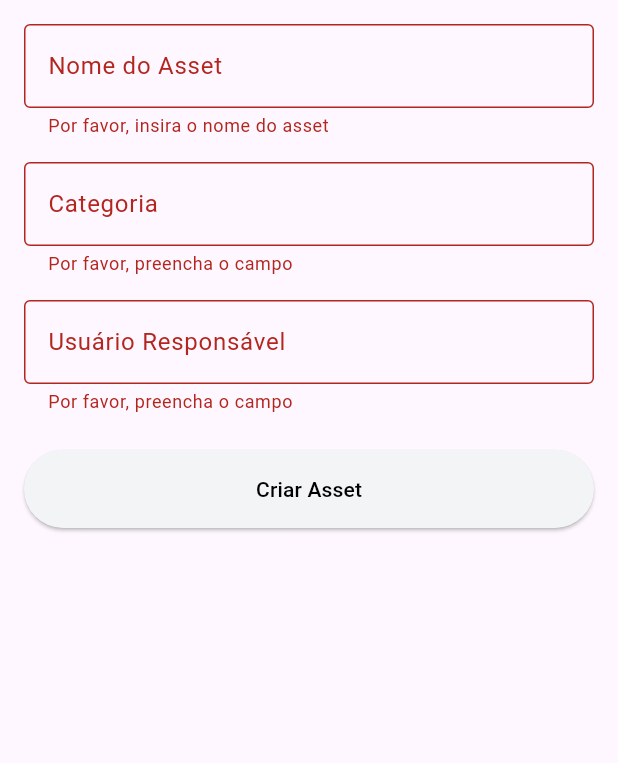
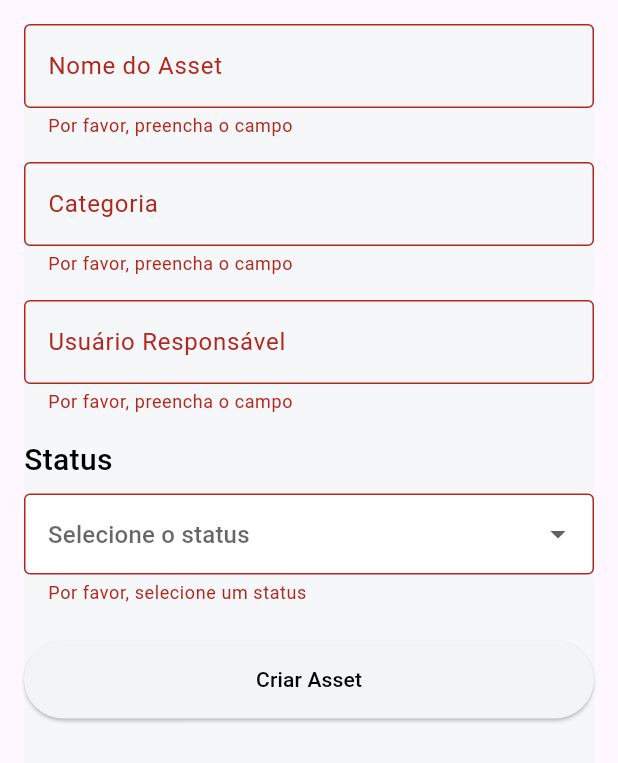
Before and after one commit to mathe-u/asset-management-system-app, a Flutter app: the CreateAssetScreen widget shown alone on an empty page, opened directly, after a tap on "Criar Asset", on a phone screen of 412 x 824 dp. Shown: the top 763 px of the screen. Run offline on Flutter 3.47's test engine with Material 3 defaults, Android fonts, the phone set to English and light mode, and no system bars; our stand-ins replace google_fonts, pdf, printing, shared_preferences; missing offline and left inert: mobile_scanner; accounts and stored records are empty.

Commit message:
add first dropdown label styled for create asset screen

```diff
--- a/lib/screens/create_asset_screen.dart
+++ b/lib/screens/create_asset_screen.dart
@@ -15,6 +15,15 @@ class _CreateAssetState extends State<CreateAssetScreen> {
   final _categoryController = TextEditingController();
   final _userController = TextEditingController();
   bool _isLoading = false;
+
+  String? _selectedStatus = null;
+
+  final List<String> _statusChoices = [
+    'Disponivel',
+    'Em Uso',
+    'Manutenção',
+    'Quebrado',
+  ];
 
   void _createAsset() async {
     if (!_formKey.currentState!.validate()) return;
@@ -48,12 +57,23 @@ class _CreateAssetState extends State<CreateAssetScreen> {
   }
 
   @override
+  void dispose() {
+    _nameController.dispose();
+    _categoryController.dispose();
+    _userController.dispose();
+    super.dispose();
+  }
+
+  @override
   Widget build(BuildContext context) {
     return Padding(
       padding: const EdgeInsets.all(16),
+      child: Container(
+        color: const Color(0xfff5f7f8),
         child: Form(
           key: _formKey,
           child: Column(
+            crossAxisAlignment: CrossAxisAlignment.start,
             children: [
               TextFormField(
                 controller: _nameController,
@@ -63,7 +83,7 @@ class _CreateAssetState extends State<CreateAssetScreen> {
                 ),
                 validator: (value) {
                   if (value == null || value.trim().isEmpty) {
-                  return 'Por favor, insira o nome do asset';
+                    return 'Por favor, preencha o campo';
                   }
                   return null;
                 },
@@ -96,6 +116,64 @@ class _CreateAssetState extends State<CreateAssetScreen> {
                   return null;
                 },
               ),
+
+              const SizedBox(height: 16),
+              const Text(
+                'Status',
+                style: TextStyle(
+                  fontSize: 20,
+                  color: Colors.black,
+                  fontWeight: FontWeight.w500,
+                ),
+                textAlign: TextAlign.left,
+              ),
+
+              const SizedBox(height: 8),
+              DropdownButtonFormField<String>(
+                // initialValue: '_selectedStatus',
+                decoration: InputDecoration(
+                  hintText: 'Selecione o status',
+                  hintStyle: const TextStyle(color: Colors.black),
+                  filled: true,
+                  fillColor: Colors.white,
+                  border: OutlineInputBorder(),
+                  contentPadding: EdgeInsets.symmetric(
+                    horizontal: 12,
+                    vertical: 15,
+                  ),
+                  enabledBorder: OutlineInputBorder(
+                    borderRadius: BorderRadius.circular(8),
+                    borderSide: BorderSide(color: Color(0xFFdbdfe6), width: 1),
+                  ),
+                  focusedBorder: OutlineInputBorder(
+                    borderRadius: BorderRadius.circular(8),
+                    borderSide: BorderSide(
+                      color: Color(0xFFdbdfe6),
+                      width: 1.5,
+                    ),
+                  ),
+                ),
+
+                items: _statusChoices.map((status) {
+                  return DropdownMenuItem(value: status, child: Text(status));
+                }).toList(),
+
+                onChanged: _isLoading
+                    ? null
+                    : (value) {
+                        setState(() {
+                          _selectedStatus = value;
+                        });
+                      },
+
+                validator: (value) {
+                  if (value == null) {
+                    return 'Por favor, selecione um status';
+                  }
+                  return null;
+                },
+              ),
+
               const SizedBox(height: 24),
               SizedBox(
                 width: double.infinity,
@@ -114,6 +192,7 @@ class _CreateAssetState extends State<CreateAssetScreen> {
             ],
           ),
         ),
+      ),
     );
   }
 }
--- a/lib/screens/main_screen.dart
+++ b/lib/screens/main_screen.dart
@@ -170,7 +170,7 @@ class _MainAssetScreenState extends State<MainScreen> {
   AppBar _buildAppBar() {
     if (_isSelectionMode) {
       return AppBar(
-        backgroundColor: Color(0xFFEA2831),
+        backgroundColor: Color(0xFFFF7043),
         title: Text(
           '${_selectedAssets.length} selecionado(s)',
           style: GoogleFonts.inter(color: Colors.white),
@@ -194,7 +194,7 @@ class _MainAssetScreenState extends State<MainScreen> {
       );
     } else {
       return AppBar(
-        backgroundColor: Color(0xFFEA2831),
+        backgroundColor: Color(0xFFFF7043),
         title: Text(
           'Assets',
           style: GoogleFonts.inter(
@@ -323,7 +323,7 @@ class _MainAssetScreenState extends State<MainScreen> {
       ),
       child: BottomNavigationBar(
         backgroundColor: Colors.white,
-        selectedItemColor: const Color(0xFFDC2626),
+        selectedItemColor: const Color(0xFFFF7043),
         unselectedItemColor: Color(0xff6c757d),
         currentIndex: _currentIndex,
         onTap: (index) => setState(() {
--- a/lib/services/api_service.dart
+++ b/lib/services/api_service.dart
@@ -5,7 +5,7 @@ import '../models/asset.dart';
 import '../models/user.dart';
 
 class ApiService {
-  static String _baseUrl = 'http://192.168.0.108:8000/api';
+  static String _baseUrl = 'http://192.168.0.112:8000/api';
   static String _token = '';
   static String _username = '';
   static String _password = '';
```
Lines whose indentation alone changed are shown as unchanged.
